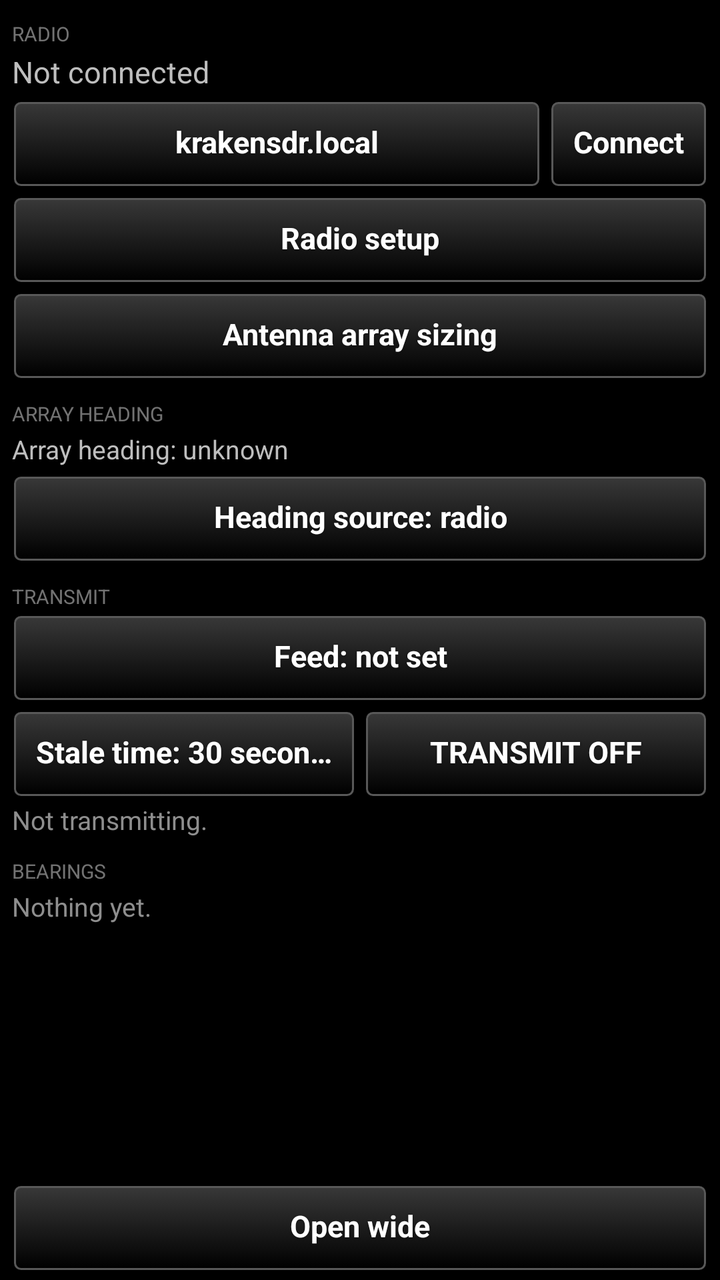
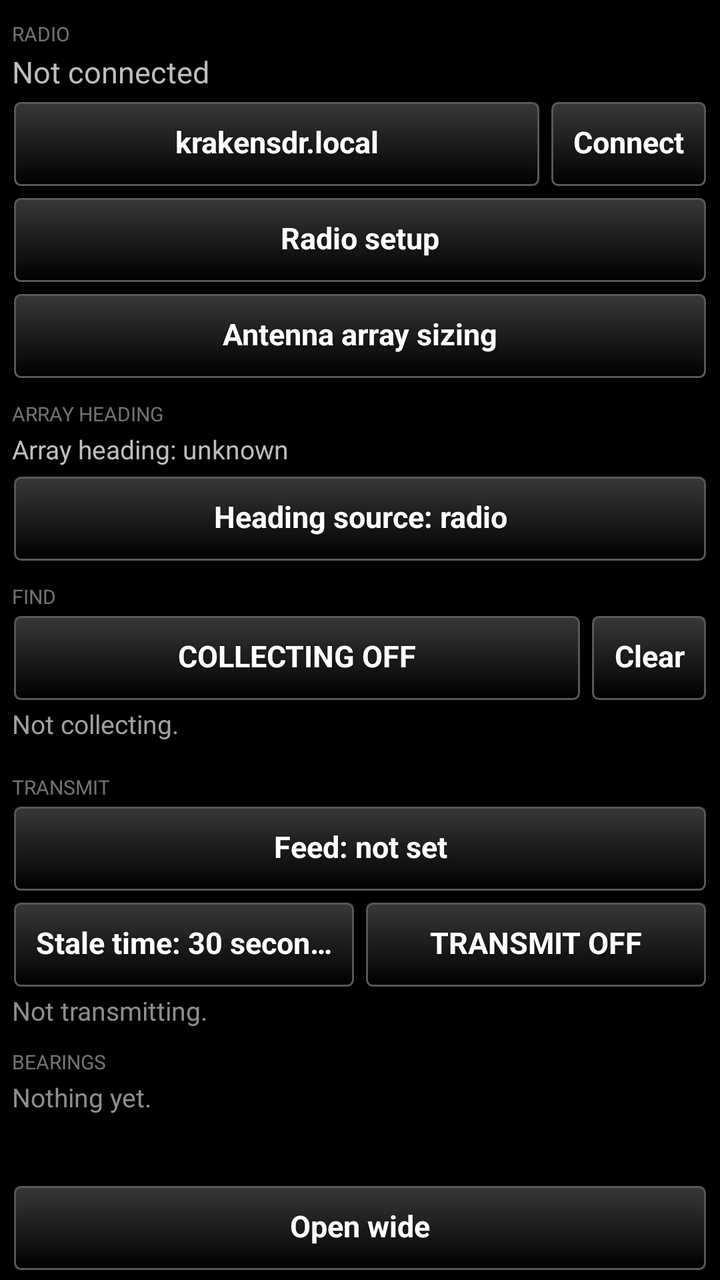

The first picture is an Android layout as it rendered before a commit; the second is the same layout after the commit. The layout source and the unified diff follow.
<!-- AndroidManifest.xml: application theme AppTheme -->
<!-- res/layout/signaldf_pane.xml -->
<?xml version="1.0" encoding="utf-8"?>
<LinearLayout xmlns:android="http://schemas.android.com/apk/res/android"
    android:layout_width="match_parent"
    android:layout_height="match_parent"
    android:orientation="vertical"
    android:paddingLeft="6dp"
    android:paddingRight="6dp">

    <ScrollView
        android:layout_width="match_parent"
        android:layout_height="0dp"
        android:layout_weight="1"
        android:fadeScrollbars="false">

        <LinearLayout
            android:layout_width="match_parent"
            android:layout_height="wrap_content"
            android:orientation="vertical">

            <TextView
                style="@style/SectionHeading"
                android:text="Radio" />

            <TextView
                android:id="@+id/status"
                android:layout_width="match_parent"
                android:layout_height="wrap_content"
                android:textSize="15sp"
                android:text="Not connected" />

            <TextView
                android:id="@+id/feed_line"
                android:layout_width="match_parent"
                android:layout_height="wrap_content"
                android:textSize="12sp"
                android:alpha="0.75"
                android:paddingTop="2dp"
                android:visibility="gone" />

            <LinearLayout
                android:layout_width="match_parent"
                android:layout_height="wrap_content"
                android:orientation="horizontal"
                android:paddingTop="4dp">

                <Button
                    style="@style/TakwerxButton"
                    android:id="@+id/host"
                    android:layout_width="0dp"
                    android:layout_weight="1"
                    android:layout_height="wrap_content"
                    android:text="krakensdr.local" />

                <Button
                    style="@style/TakwerxButton"
                    android:id="@+id/connect"
                    android:layout_width="wrap_content"
                    android:layout_height="wrap_content"
                    android:layout_marginLeft="4dp"
                    android:text="Connect" />
            </LinearLayout>

            <Button
                style="@style/TakwerxButton"
                android:id="@+id/radio_setup"
                android:layout_width="match_parent"
                android:layout_height="wrap_content"
                android:layout_marginTop="4dp"
                android:text="Radio setup" />

            <Button
                style="@style/TakwerxButton"
                android:id="@+id/array_calc"
                android:layout_width="match_parent"
                android:layout_height="wrap_content"
                android:layout_marginTop="4dp"
                android:text="Antenna array sizing" />

            <TextView
                style="@style/SectionHeading"
                android:text="Array heading" />

            <TextView
                android:id="@+id/heading_provenance"
                android:layout_width="match_parent"
                android:layout_height="wrap_content"
                android:textSize="13sp"
                android:text="Array heading: unknown" />

            <Button
                style="@style/TakwerxButton"
                android:id="@+id/heading_mode"
                android:layout_width="match_parent"
                android:layout_height="wrap_content"
                android:layout_marginTop="4dp"
                android:text="Heading source: radio" />

            <TextView
                style="@style/SectionHeading"
                android:text="Transmit" />

            <Button
                style="@style/TakwerxButton"
                android:id="@+id/share_feed"
                android:layout_width="match_parent"
                android:layout_height="wrap_content"
                android:text="Feed: not set" />

            <LinearLayout
                android:layout_width="match_parent"
                android:layout_height="wrap_content"
                android:orientation="horizontal"
                android:paddingTop="4dp">

                <Button
                    style="@style/TakwerxButton"
                    android:id="@+id/share_stale"
                    android:layout_width="0dp"
                    android:layout_weight="1"
                    android:layout_height="wrap_content"
                    android:text="Stale time: 30 seconds" />

                <Button
                    style="@style/TakwerxButton"
                    android:id="@+id/share_toggle"
                    android:layout_width="0dp"
                    android:layout_weight="1"
                    android:layout_height="wrap_content"
                    android:layout_marginLeft="4dp"
                    android:text="TRANSMIT OFF" />
            </LinearLayout>

            <TextView
                android:id="@+id/share_note"
                android:layout_width="match_parent"
                android:layout_height="wrap_content"
                android:textSize="13sp"
                android:alpha="0.75"
                android:paddingTop="2dp"
                android:text="Not transmitting." />

            <TextView
                style="@style/SectionHeading"
                android:id="@+id/bearings_heading"
                android:text="Bearings" />

            <TextView
                android:id="@+id/bearings_note"
                android:layout_width="match_parent"
                android:layout_height="wrap_content"
                android:textSize="13sp"
                android:alpha="0.75"
                android:text="Nothing yet." />

            <LinearLayout
                android:id="@+id/vfo_rows"
                android:layout_width="match_parent"
                android:layout_height="wrap_content"
                android:orientation="vertical"
                android:paddingTop="2dp" />

            <TextView
                android:id="@+id/unverified"
                android:layout_width="match_parent"
                android:layout_height="wrap_content"
                android:textSize="12sp"
                android:paddingTop="10dp"
                android:paddingBottom="6dp"
                android:visibility="gone" />

        </LinearLayout>
    </ScrollView>

    <Button
        style="@style/TakwerxButton"
        android:id="@+id/wide_narrow"
        android:layout_width="match_parent"
        android:layout_height="wrap_content"
        android:layout_marginTop="4dp"
        android:layout_marginBottom="4dp"
        android:text="Open wide" />

</LinearLayout>
<!-- resources referenced by this layout -->
<resources>
  <style name="SectionHeading">
          <item name="android:layout_width">match_parent</item>
          <item name="android:layout_height">wrap_content</item>
          <item name="android:textSize">10sp</item>
          <item name="android:textAllCaps">true</item>
          <item name="android:paddingTop">10dp</item>
          <item name="android:paddingBottom">2dp</item>
          <item name="android:alpha">0.6</item>
      </style>
  <style name="TakwerxButton" parent="@style/darkButton">
          <item name="android:paddingLeft">12dp</item>
          <item name="android:paddingRight">12dp</item>
          <item name="android:paddingTop">6dp</item>
          <item name="android:paddingBottom">8dp</item>
          <item name="android:minHeight">44dp</item>
          <item name="android:minWidth">0dp</item>
          <item name="android:textSize">15sp</item>
          <item name="android:singleLine">true</item>
          <item name="android:ellipsize">end</item>
      </style>
  <style name="AppTheme" parent="@android:style/Theme.Holo">
          <item name="android:buttonStyle">@android:style/Widget.Button</item>
          <item name="android:imageButtonStyle">@android:style/Widget.Button</item>
          <item name="android:buttonStyleToggle">@android:style/Widget.Button</item>
          <item name="android:spinnerStyle">@style/ATAKSpinner</item>
          <item name="android:spinnerItemStyle">@style/ATAKSpinnerItem</item>
          <item name="android:editTextStyle">@style/ATAKEditText</item>
      </style>
  <style name="darkButton" parent="@android:style/Widget.Button">
          <item name="android:background">@drawable/btn_gray</item>
          <item name="android:shadowColor">@color/darker_gray</item>
          <item name="android:shadowDy">1</item>
          <item name="android:shadowRadius">2</item>
          <item name="android:textColor">@color/white</item>
          <item name="android:textStyle">bold</item>
          <item name="android:paddingTop">0dp</item>
          <item name="android:paddingBottom">3dp</item>
          <item name="android:textSize">@dimen/fontSize</item>
      </style>
  <style name="ATAKSpinner" parent="@android:style/Widget.Spinner">
          <item name="android:spinnerMode">dialog</item>
      </style>
  <style name="ATAKSpinnerItem">
          <item name="android:textColor">@android:color/white</item>
          <item name="android:dropDownVerticalOffset">0dip</item>
          <item name="android:dropDownHorizontalOffset">0dip</item>
          <item name="android:dropDownWidth">wrap_content</item>
          <item name="android:gravity">left|center_vertical</item>
      </style>
  <style name="ATAKEditText" parent="@android:style/Widget.EditText">
          
          
  
          
          <item name="android:imeOptions">flagNoFullscreen</item>
      </style>
  <color name="darker_gray">#121212</color>
  <color name="white">#ffffff</color>
  <dimen name="fontSize">14sp</dimen>
  <!-- drawable new_dark_button_disabled (drawable) -->
  <?xml version="1.0" encoding="utf-8"?>
  <layer-list xmlns:android="http://schemas.android.com/apk/res/android">
      <item android:bottom="1dp" android:right="1dp" android:left="1dp" android:top="1dp">
          <shape android:shape="rectangle">
              <corners android:radius="3dp" />
              <stroke
                  android:width="1dp"
                  android:color="#484848" />
              <solid android:color="#484848" />
          </shape>
      </item>
  </layer-list>
  <!-- unchanged entries left out for length: 3 -->
</resources>

<!-- the commit's change to res/layout/signaldf_pane.xml (unified diff, before → after) -->
@@ -94,6 +94,43 @@
                 android:layout_height="wrap_content"
                 android:layout_marginTop="4dp"
                 android:text="Heading source: radio" />
+
+            <TextView
+                style="@style/SectionHeading"
+                android:text="Find" />
+
+            <LinearLayout
+                android:layout_width="match_parent"
+                android:layout_height="wrap_content"
+                android:orientation="horizontal">
+
+                <Button
+                    style="@style/TakwerxButton"
+                    android:id="@+id/collect_toggle"
+                    android:layout_width="0dp"
+                    android:layout_weight="1"
+                    android:layout_height="wrap_content"
+                    android:text="COLLECTING OFF" />
+
+                <Button
+                    style="@style/TakwerxButton"
+                    android:id="@+id/collect_clear"
+                    android:layout_width="wrap_content"
+                    android:layout_height="wrap_content"
+                    android:layout_marginLeft="4dp"
+                    android:text="Clear" />
+            </LinearLayout>
+
+            <TextView
+                android:id="@+id/collect_note"
+                android:layout_width="match_parent"
+                android:layout_height="wrap_content"
+                android:textSize="13sp"
+                android:alpha="0.85"
+                android:lineSpacingMultiplier="1.15"
+                android:paddingTop="2dp"
+                android:paddingBottom="6dp"
+                android:text="Not collecting." />
 
             <TextView
                 style="@style/SectionHeading"
